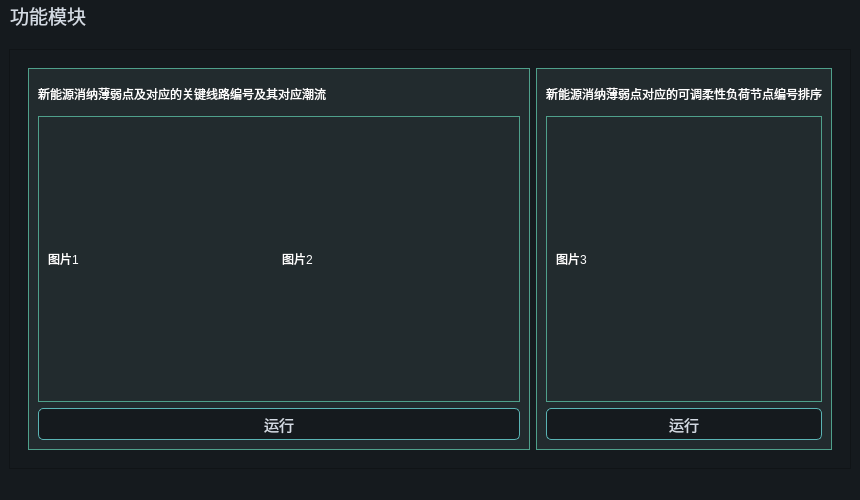
Above: MainWindow.ui from Estellalan/gzdw_desk before the change. Below: the same form after it.
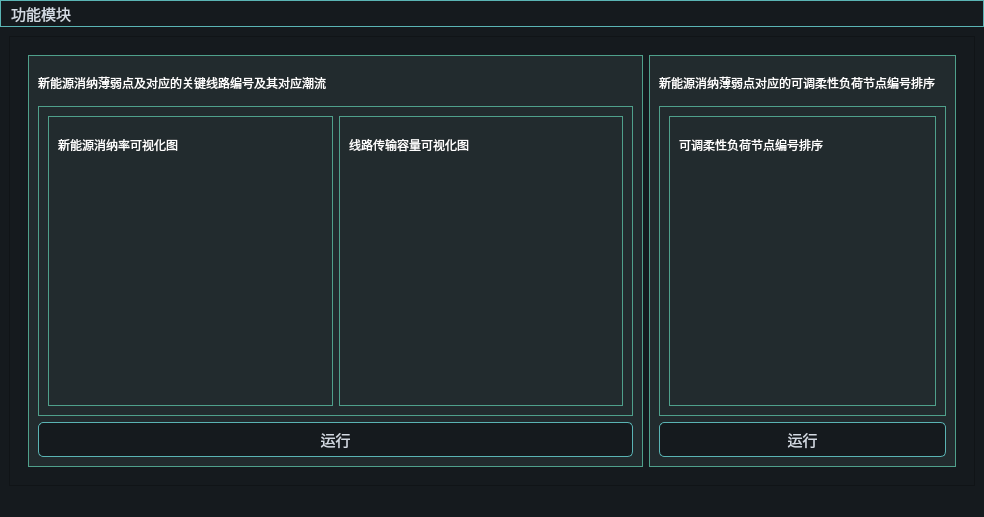
That is the form after the change. The open tabs and pages were chosen to show the change.

Commit message: 完成模块三，前端界面搭建完成

Patch:
```diff
--- a/MainWindow.ui
+++ b/MainWindow.ui
@@ -6,10 +6,16 @@
    <rect>
     <x>0</x>
     <y>0</y>
-    <width>860</width>
-    <height>500</height>
+    <width>984</width>
+    <height>517</height>
    </rect>
   </property>
+  <property name="sizePolicy">
+   <sizepolicy hsizetype="Preferred" vsizetype="Preferred">
+    <horstretch>0</horstretch>
+    <verstretch>6</verstretch>
+   </sizepolicy>
+  </property>
   <property name="minimumSize">
    <size>
     <width>600</width>
@@ -128,39 +134,111 @@
                 </property>
                 <layout class="QHBoxLayout" name="horizontalLayout_6">
                  <item>
-                  <widget class="QLabel" name="m1_p1">
+                  <widget class="QFrame" name="frame_8">
                    <property name="sizePolicy">
                     <sizepolicy hsizetype="Expanding" vsizetype="Expanding">
-                     <horstretch>0</horstretch>
+                     <horstretch>1</horstretch>
                      <verstretch>0</verstretch>
                     </sizepolicy>
                    </property>
-                   <property name="styleSheet">
-                    <string notr="true">background-color: #222b2e;
-font: 13pt &quot;楷体&quot;;
-color: rgb(255, 255, 255);</string>
+                   <property name="frameShape">
+                    <enum>QFrame::StyledPanel</enum>
                    </property>
-                   <property name="text">
-                    <string>图片1</string>
+                   <property name="frameShadow">
+                    <enum>QFrame::Raised</enum>
                    </property>
+                   <layout class="QVBoxLayout" name="verticalLayout_4">
+                    <item>
+                     <widget class="QLabel" name="label">
+                      <property name="sizePolicy">
+                       <sizepolicy hsizetype="Expanding" vsizetype="Expanding">
+                        <horstretch>0</horstretch>
+                        <verstretch>1</verstretch>
+                       </sizepolicy>
+                      </property>
+                      <property name="styleSheet">
+                       <string notr="true">background-color: #222b2e;
+font: 13pt &quot;楷体&quot;;
+color: rgb(255, 255, 255);</string>
+                      </property>
+                      <property name="text">
+                       <string>新能源消纳率可视化图</string>
+                      </property>
+                     </widget>
+                    </item>
+                    <item>
+                     <widget class="QLabel" name="m1_p1">
+                      <property name="sizePolicy">
+                       <sizepolicy hsizetype="Expanding" vsizetype="Expanding">
+                        <horstretch>0</horstretch>
+                        <verstretch>6</verstretch>
+                       </sizepolicy>
+                      </property>
+                      <property name="styleSheet">
+                       <string notr="true">background-color: #222b2e;
+font: 13pt &quot;楷体&quot;;
+color: rgb(255, 255, 255);</string>
+                      </property>
+                      <property name="text">
+                       <string/>
+                      </property>
+                     </widget>
+                    </item>
+                   </layout>
                   </widget>
                  </item>
                  <item>
-                  <widget class="QLabel" name="m1_p2">
+                  <widget class="QFrame" name="frame_9">
                    <property name="sizePolicy">
                     <sizepolicy hsizetype="Expanding" vsizetype="Expanding">
-                     <horstretch>0</horstretch>
+                     <horstretch>1</horstretch>
                      <verstretch>0</verstretch>
                     </sizepolicy>
                    </property>
-                   <property name="styleSheet">
-                    <string notr="true">background-color: #222b2e;
-font: 13pt &quot;楷体&quot;;
-color: rgb(255, 255, 255);</string>
+                   <property name="frameShape">
+                    <enum>QFrame::StyledPanel</enum>
                    </property>
-                   <property name="text">
-                    <string>图片2</string>
+                   <property name="frameShadow">
+                    <enum>QFrame::Raised</enum>
                    </property>
+                   <layout class="QVBoxLayout" name="verticalLayout_6">
+                    <item>
+                     <widget class="QLabel" name="label_2">
+                      <property name="sizePolicy">
+                       <sizepolicy hsizetype="Expanding" vsizetype="Expanding">
+                        <horstretch>0</horstretch>
+                        <verstretch>1</verstretch>
+                       </sizepolicy>
+                      </property>
+                      <property name="styleSheet">
+                       <string notr="true">background-color: #222b2e;
+font: 13pt &quot;楷体&quot;;
+color: rgb(255, 255, 255);</string>
+                      </property>
+                      <property name="text">
+                       <string>线路传输容量可视化图</string>
+                      </property>
+                     </widget>
+                    </item>
+                    <item>
+                     <widget class="QLabel" name="m1_p2">
+                      <property name="sizePolicy">
+                       <sizepolicy hsizetype="Expanding" vsizetype="Expanding">
+                        <horstretch>0</horstretch>
+                        <verstretch>6</verstretch>
+                       </sizepolicy>
+                      </property>
+                      <property name="styleSheet">
+                       <string notr="true">background-color: #222b2e;
+font: 13pt &quot;楷体&quot;;
+color: rgb(255, 255, 255);</string>
+                      </property>
+                      <property name="text">
+                       <string/>
+                      </property>
+                     </widget>
+                    </item>
+                   </layout>
                   </widget>
                  </item>
                 </layout>
@@ -282,23 +360,59 @@
                 <property name="frameShadow">
                  <enum>QFrame::Raised</enum>
                 </property>
-                <layout class="QHBoxLayout" name="horizontalLayout_7">
+                <layout class="QVBoxLayout" name="verticalLayout_8">
                  <item>
-                  <widget class="QLabel" name="m1_p3">
+                  <widget class="QFrame" name="frame_10">
                    <property name="sizePolicy">
                     <sizepolicy hsizetype="Expanding" vsizetype="Expanding">
                      <horstretch>0</horstretch>
                      <verstretch>0</verstretch>
                     </sizepolicy>
                    </property>
-                   <property name="styleSheet">
-                    <string notr="true">background-color: #222b2e;
-font: 13pt &quot;楷体&quot;;
-color: rgb(255, 255, 255);</string>
+                   <property name="frameShape">
+                    <enum>QFrame::StyledPanel</enum>
                    </property>
-                   <property name="text">
-                    <string>图片3</string>
+                   <property name="frameShadow">
+                    <enum>QFrame::Raised</enum>
                    </property>
+                   <layout class="QVBoxLayout" name="verticalLayout_7">
+                    <item>
+                     <widget class="QLabel" name="label_4">
+                      <property name="sizePolicy">
+                       <sizepolicy hsizetype="Preferred" vsizetype="Preferred">
+                        <horstretch>0</horstretch>
+                        <verstretch>1</verstretch>
+                       </sizepolicy>
+                      </property>
+                      <property name="styleSheet">
+                       <string notr="true">background-color: #222b2e;
+font: 13pt &quot;楷体&quot;;
+color: rgb(255, 255, 255);</string>
+                      </property>
+                      <property name="text">
+                       <string>可调柔性负荷节点编号排序</string>
+                      </property>
+                     </widget>
+                    </item>
+                    <item>
+                     <widget class="QLabel" name="m1_p3">
+                      <property name="sizePolicy">
+                       <sizepolicy hsizetype="Expanding" vsizetype="Expanding">
+                        <horstretch>0</horstretch>
+                        <verstretch>6</verstretch>
+                       </sizepolicy>
+                      </property>
+                      <property name="styleSheet">
+                       <string notr="true">background-color: #222b2e;
+font: 13pt &quot;楷体&quot;;
+color: rgb(255, 255, 255);</string>
+                      </property>
+                      <property name="text">
+                       <string/>
+                      </property>
+                     </widget>
+                    </item>
+                   </layout>
                   </widget>
                  </item>
                 </layout>
@@ -645,31 +759,33 @@
     <rect>
      <x>0</x>
      <y>0</y>
-     <width>860</width>
-     <height>40</height>
+     <width>984</width>
+     <height>20</height>
     </rect>
    </property>
    <property name="sizePolicy">
     <sizepolicy hsizetype="MinimumExpanding" vsizetype="Expanding">
      <horstretch>0</horstretch>
-     <verstretch>1</verstretch>
+     <verstretch>0</verstretch>
     </sizepolicy>
    </property>
    <property name="minimumSize">
     <size>
      <width>0</width>
-     <height>40</height>
+     <height>0</height>
     </size>
    </property>
    <property name="font">
     <font>
      <family>仿宋</family>
-     <pointsize>14</pointsize>
+     <pointsize>11</pointsize>
+     <underline>false</underline>
     </font>
    </property>
    <property name="styleSheet">
     <string notr="true">QMenuBar {
 	background-color: #151a1e;
+ 	border: 1px solid rgb(90, 180, 180); /* 菜单栏的边框 */;
 }
 QMenuBar::item {
 	color: #d3dae3;
@@ -698,7 +814,7 @@
     <property name="font">
      <font>
       <family>楷体</family>
-      <pointsize>14</pointsize>
+      <pointsize>11</pointsize>
      </font>
     </property>
     <property name="title">
```
Left out of the diff: 6 changed lines with no effect on the pictures. The commit also changes 7 other files.
